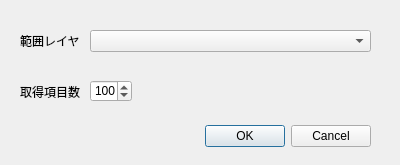
Before: the Qt Designer form pedia_layer_dialog_base.ui in midoriit/PediaLayer, drawn with Qt 5.
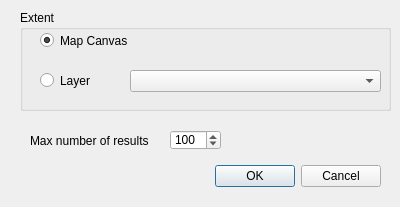
After: the same form once the commit is applied.

Commit message: v0.4 specify range by map canvas

Patch:
```diff
--- a/pedia_layer_dialog_base.ui
+++ b/pedia_layer_dialog_base.ui
@@ -7,7 +7,7 @@
     <x>0</x>
     <y>0</y>
     <width>400</width>
-    <height>165</height>
+    <height>207</height>
    </rect>
   </property>
   <property name="windowTitle">
@@ -16,8 +16,8 @@
   <widget class="QDialogButtonBox" name="button_box">
    <property name="geometry">
     <rect>
-     <x>30</x>
-     <y>120</y>
+     <x>40</x>
+     <y>160</y>
      <width>341</width>
      <height>32</height>
     </rect>
@@ -29,36 +29,90 @@
     <set>QDialogButtonBox::Cancel|QDialogButtonBox::Ok</set>
    </property>
   </widget>
-  <widget class="QComboBox" name="comboBox">
+  <widget class="QGroupBox" name="groupBox">
    <property name="geometry">
     <rect>
-     <x>90</x>
-     <y>30</y>
-     <width>281</width>
-     <height>22</height>
+     <x>20</x>
+     <y>10</y>
+     <width>371</width>
+     <height>101</height>
     </rect>
    </property>
+   <property name="locale">
+    <locale language="English" country="UnitedStates"/>
+   </property>
+   <property name="title">
+    <string>Extent</string>
+   </property>
+   <widget class="QRadioButton" name="radioButton_m">
+    <property name="geometry">
+     <rect>
+      <x>20</x>
+      <y>20</y>
+      <width>141</width>
+      <height>21</height>
+     </rect>
+    </property>
+    <property name="locale">
+     <locale language="English" country="UnitedStates"/>
+    </property>
+    <property name="text">
+     <string>Map Canvas</string>
+    </property>
+    <property name="checked">
+     <bool>true</bool>
+    </property>
+    <attribute name="buttonGroup">
+     <string notr="true">buttonGroup</string>
+    </attribute>
+   </widget>
+   <widget class="QComboBox" name="comboBox">
+    <property name="geometry">
+     <rect>
+      <x>110</x>
+      <y>60</y>
+      <width>251</width>
+      <height>22</height>
+     </rect>
+    </property>
+   </widget>
+   <widget class="QRadioButton" name="radioButton_l">
+    <property name="geometry">
+     <rect>
+      <x>20</x>
+      <y>60</y>
+      <width>86</width>
+      <height>21</height>
+     </rect>
+    </property>
+    <property name="text">
+     <string>Layer</string>
+    </property>
+    <attribute name="buttonGroup">
+     <string notr="true">buttonGroup</string>
+    </attribute>
+   </widget>
   </widget>
-  <widget class="QLabel" name="label">
+  <widget class="QLabel" name="label_2">
    <property name="geometry">
     <rect>
-     <x>20</x>
-     <y>30</y>
-     <width>61</width>
+     <x>30</x>
+     <y>130</y>
+     <width>137</width>
      <height>21</height>
     </rect>
    </property>
    <property name="text">
-    <string>範囲レイヤ</string>
+    <string>Max number of results</string>
    </property>
   </widget>
   <widget class="QSpinBox" name="spinBox">
    <property name="geometry">
     <rect>
-     <x>90</x>
-     <y>80</y>
-     <width>42</width>
-     <height>22</height>
+     <x>170</x>
+     <y>130</y>
+     <width>51</width>
+     <height>20</height>
     </rect>
    </property>
    <property name="minimum">
@@ -71,19 +125,6 @@
     <number>100</number>
    </property>
   </widget>
-  <widget class="QLabel" name="label_2">
-   <property name="geometry">
-    <rect>
-     <x>20</x>
-     <y>82</y>
-     <width>61</width>
-     <height>20</height>
-    </rect>
-   </property>
-   <property name="text">
-    <string>取得項目数</string>
-   </property>
-  </widget>
  </widget>
  <resources/>
  <connections>
```
Left out of the diff: 41 changed lines with no effect on the pictures. The commit also changes 5 other files.
